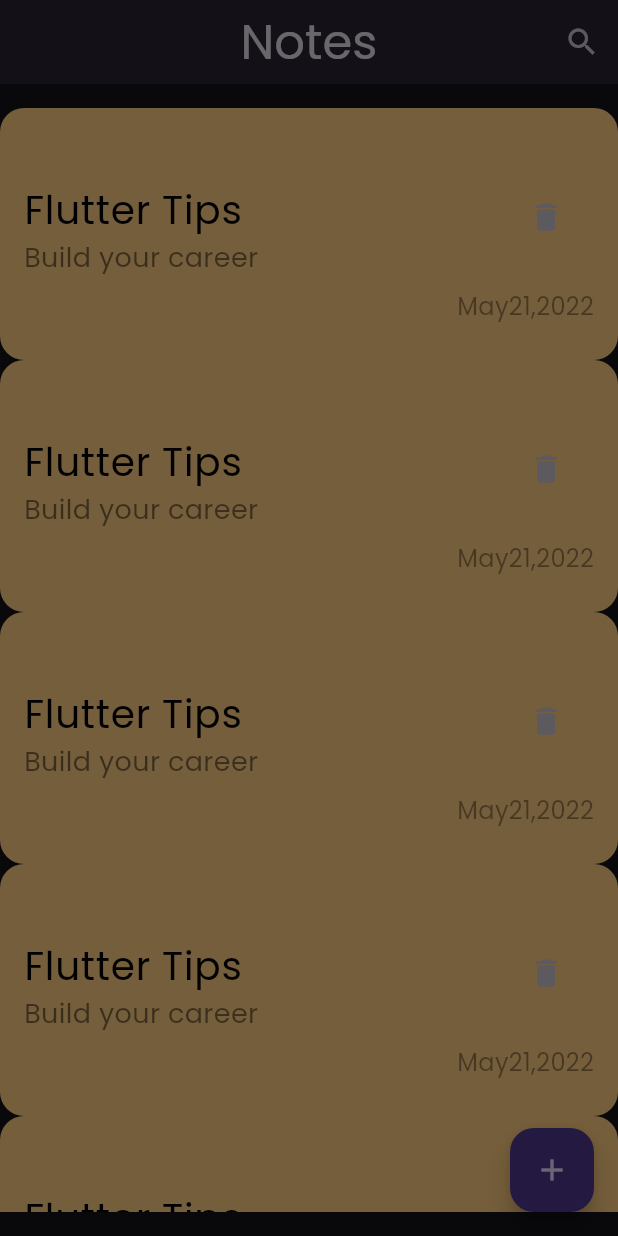
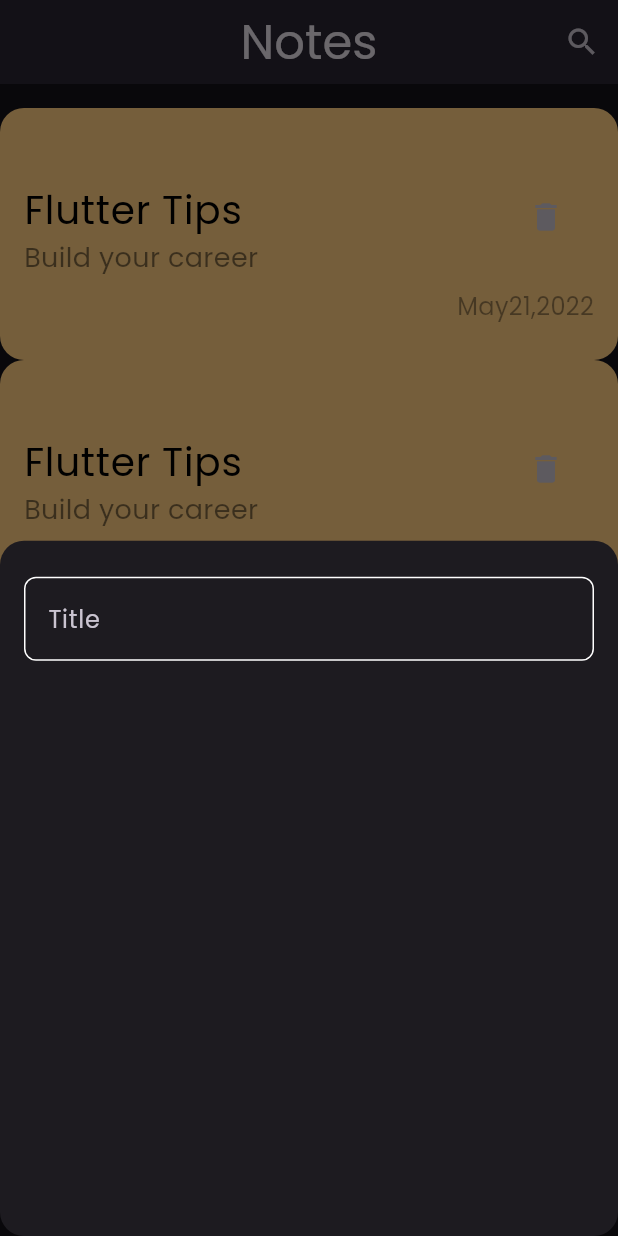
Before and after one commit to faresarar/notes_app, a Flutter app: the screen it shows after launch, after a tap on the "add" icon, on a phone screen of 412 x 824 dp. Run offline on Flutter 3.47's test engine with Material 3 defaults, Android fonts, the phone set to English and light mode, and no system bars.

Commit message:
create custom_text_field.dart

```diff
--- /dev/null
+++ b/lib/constants.dart
@@ -0,0 +1,3 @@
+import 'package:flutter/material.dart';
+
+const kPrimaryColor = Color(0xff62FCD7);
--- a/lib/widgets/add_note_bottom_sheet.dart
+++ b/lib/widgets/add_note_bottom_sheet.dart
@@ -1,14 +1,19 @@
 import 'package:flutter/material.dart';
+
+import 'custom_text_field.dart';
 
 class AddNoteBottomSheet extends StatelessWidget {
   const AddNoteBottomSheet({super.key});
 
   @override
   Widget build(BuildContext context) {
-    return Container(
-      decoration: BoxDecoration(),
+   return const Padding(
+      padding: EdgeInsets.symmetric(horizontal: 16),
       child: Column(
-        children: [],
+        children: [
+          SizedBox(height: 24,),
+          CustomTextField()
+        ],
       ),
     );
   }
--- /dev/null
+++ b/lib/widgets/custom_text_field.dart
@@ -0,0 +1,27 @@
+import 'package:flutter/material.dart';
+
+import '../constants.dart';
+
+class CustomTextField extends StatelessWidget {
+  const CustomTextField({super.key});
+
+  @override
+  Widget build(BuildContext context) {
+    return TextField(
+      cursorColor: kPrimaryColor,
+      decoration: InputDecoration(
+        hintText: "Title",
+        border: buildOutlineInputBorder(),
+        enabledBorder: buildOutlineInputBorder(),
+        focusedBorder: buildOutlineInputBorder(kPrimaryColor),
+      ),
+    );
+  }
+
+  OutlineInputBorder buildOutlineInputBorder([color]) {
+    return OutlineInputBorder(
+      borderRadius: BorderRadius.circular(8),
+      borderSide: BorderSide(color: color ?? Colors.white),
+    );
+  }
+}
```
